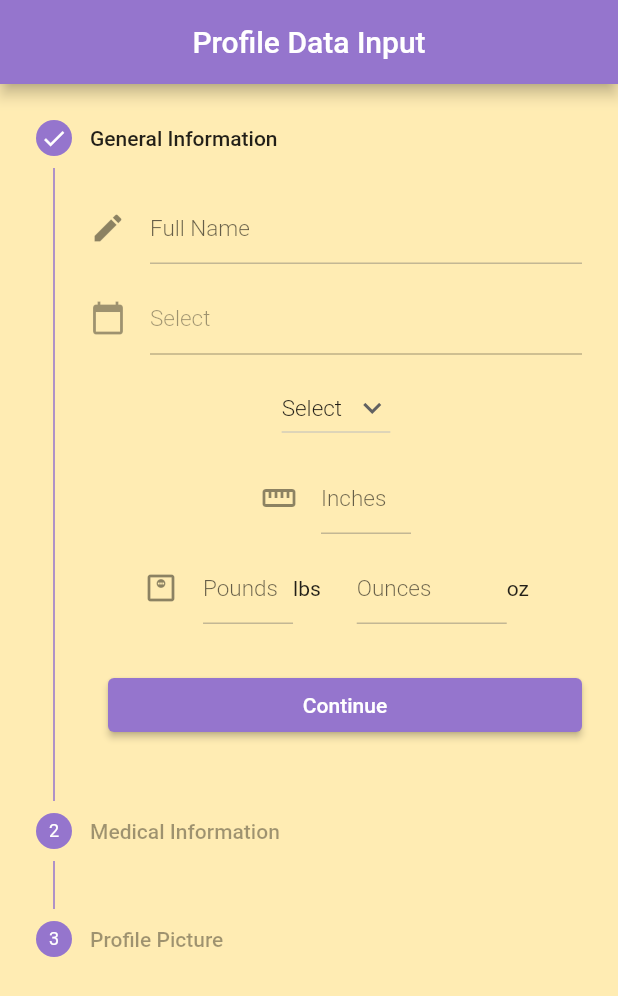
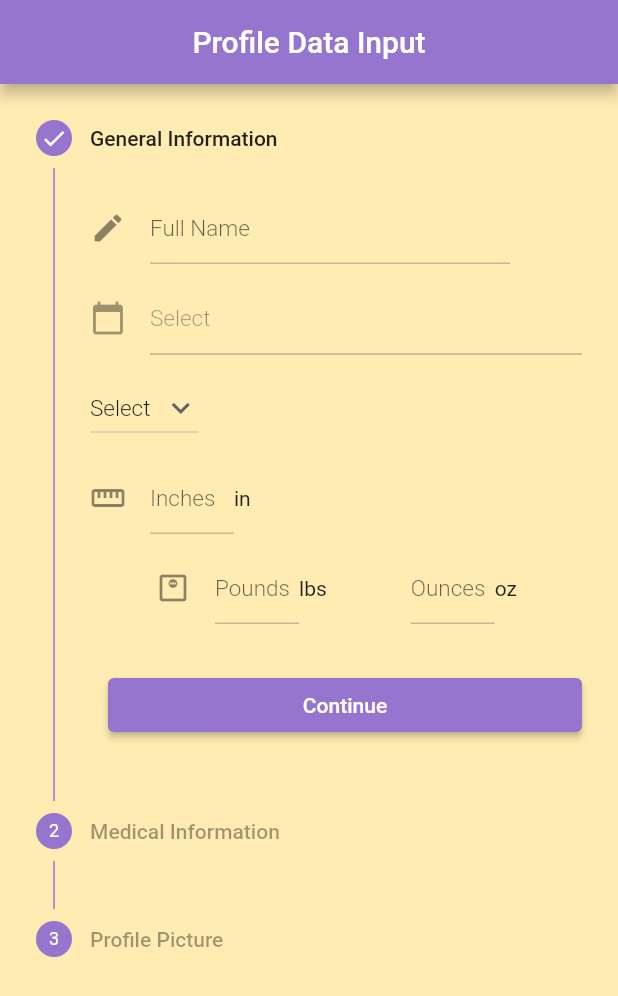
Before and after one commit to acm-projects/BabyQuest, a Flutter app: the screen it shows once a user with an empty profile is signed in, on a phone screen of 412 x 824 dp. Shown: the top 996 px of the screen. Run offline on Flutter 3.47's test engine with Material 2 defaults, Android fonts, the phone set to English and light mode, and no system bars; our stand-ins replace cloud_firestore, convex_bottom_bar, firebase_auth, firebase_core, firebase_storage, flutter_spinkit and 5 more; missing offline and left inert: flutter_libphonenumber; accounts and stored records are empty.

Commit message:
adjusted look of edit profile widgets

```diff
--- a/client/lib/pages/wrapper.dart
+++ b/client/lib/pages/wrapper.dart
@@ -20,6 +20,7 @@ class _WrapperState extends State<Wrapper> {
   @override
   Widget build(BuildContext context) {
     return Scaffold(
+      resizeToAvoidBottomInset: false,
       backgroundColor: Theme.of(context).scaffoldBackgroundColor,
       body: StreamBuilder(
         stream: AuthService.appUserStream,
--- a/client/lib/widgets/edit_profile_widgets.dart
+++ b/client/lib/widgets/edit_profile_widgets.dart
@@ -6,13 +6,21 @@ import 'package:image_picker/image_picker.dart';
 
 class EditProfileWidgets {
   static Widget name(TextEditingController nameController) {
-    return TextFormField(
+    return Padding(
+      padding: const EdgeInsets.only(right: 48),
+      child: TextFormField(
+        autofocus: true,
         controller: nameController,
         validator: (value) {
-        return (value == null || value.isEmpty) ? 'Enter the full name' : null;
+          return (value == null || value.isEmpty)
+              ? 'Enter the full name'
+              : null;
         },
-      decoration:
-          const InputDecoration(icon: Icon(Icons.edit), hintText: 'Full Name'),
+        decoration: const InputDecoration(
+          icon: Icon(Icons.edit),
+          hintText: 'Full Name',
+        ),
+      ),
     );
   }
 
@@ -83,7 +91,11 @@ class EditProfileWidgets {
 
     return StatefulBuilder(
       builder: (context, setState) {
-        return DropdownButton(
+        return Row(
+          children: [
+            DropdownButton(
+              style: Theme.of(context).textTheme.subtitle1,
+              autofocus: true,
               value: items[int.parse(genderController.text) + 1],
               icon: const Icon(Icons.keyboard_arrow_down),
               items: items.map((String items) {
@@ -93,13 +105,20 @@ class EditProfileWidgets {
                 setState(() => genderController.text =
                     (items.indexOf(newValue.toString()) - 1).toString());
               },
+            ),
+          ],
         );
       },
     );
   }
 
   static Widget height(TextEditingController heightController) {
-    return SizedBox(width: 100, child: TextFormField(
+    return Row(
+      children: [
+        SizedBox(
+          width: 96,
+          child: TextFormField(
+            autofocus: true,
             keyboardType: TextInputType.number,
             controller: heightController,
             validator: (value) {
@@ -110,6 +129,9 @@ class EditProfileWidgets {
             decoration: const InputDecoration(
                 icon: Icon(Icons.straighten), hintText: 'Inches'),
           ),
+        ),
+        const Text('in'),
+      ],
     );
   }
 
@@ -118,7 +140,10 @@ class EditProfileWidgets {
     return Row(
       mainAxisSize: MainAxisSize.min,
       children: [
-        SizedBox(width: 100, child: TextFormField(
+        SizedBox(
+          width: 96,
+          child: TextFormField(
+            autofocus: true,
             keyboardType: TextInputType.number,
             controller: weightLbController,
             validator: (value) {
@@ -130,9 +155,13 @@ class EditProfileWidgets {
                 icon: Icon(Icons.monitor_weight_outlined), hintText: 'Pounds'),
           ),
         ),
-        const Text('lbs'),
-        const SizedBox(width: 24),
-        SizedBox(width: 100, child: TextFormField(
+        const Padding(
+          padding: EdgeInsets.only(right: 16.0),
+          child: Text('lbs'),
+        ),
+        SizedBox(
+          width: 96,
+          child: TextFormField(
             keyboardType: TextInputType.number,
             controller: weightOzController,
             validator: (value) {
@@ -140,7 +169,12 @@ class EditProfileWidgets {
                   ? 'Enter the weight (oz)'
                   : null;
             },
-            decoration: const InputDecoration(hintText: 'Ounces'),
+            decoration: const InputDecoration(
+                icon: Icon(
+                  Icons.monitor_weight_outlined,
+                  color: Colors.transparent,
+                ),
+                hintText: 'Ounces'),
           ),
         ),
         const Text('oz'),
@@ -206,7 +240,10 @@ class EditProfileWidgets {
   }
 
   static Widget pediatrician(TextEditingController pedController) {
-    return TextFormField(
+    return Padding(
+      padding: const EdgeInsets.only(right: 48),
+      child: TextFormField(
+        autofocus: true,
         controller: pedController,
         validator: (value) {
           return (value == null || value.isEmpty)
@@ -216,11 +253,15 @@ class EditProfileWidgets {
         decoration: const InputDecoration(
             icon: Icon(Icons.medical_services_outlined),
             hintText: 'Name of Pediatrician'),
+      ),
     );
   }
 
   static Widget pediatricianPhone(TextEditingController pedPhoneController) {
-    return TextFormField(
+    return Padding(
+      padding: const EdgeInsets.only(right: 48),
+      child: TextFormField(
+        autofocus: true,
         keyboardType: TextInputType.phone,
         controller: pedPhoneController,
         validator: (value) {
@@ -230,7 +271,7 @@ class EditProfileWidgets {
         },
         decoration: const InputDecoration(
           icon: Icon(Icons.contacts_outlined),
-        hintText: 'Pediatrician Contact Information',
+          hintText: 'Pediatrician\'s Phone Number',
         ),
         inputFormatters: [
           LibPhonenumberTextFormatter(
@@ -239,6 +280,7 @@ class EditProfileWidgets {
             additionalDigits: 0,
           ),
         ],
+      ),
     );
   }
 
```
Also changed, not shown: client/lib/pages/main/profile_page.dart (+39 -18 lines), client/pubspec.lock. Lines whose indentation alone changed are shown as unchanged.
